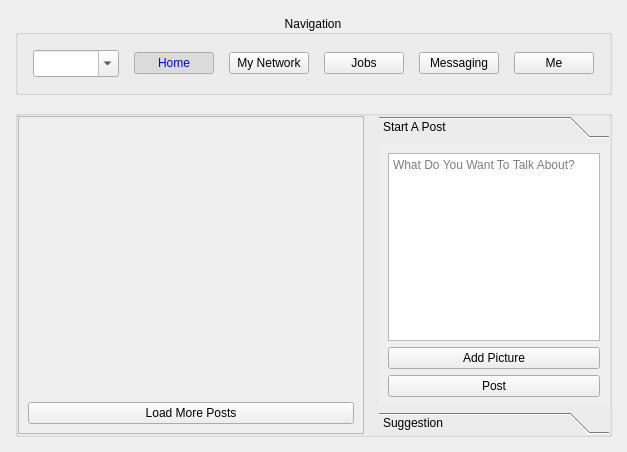
The window that Forms/home.ui (Sobrah/Linkedin) describes before a commit, drawn with Qt 5.
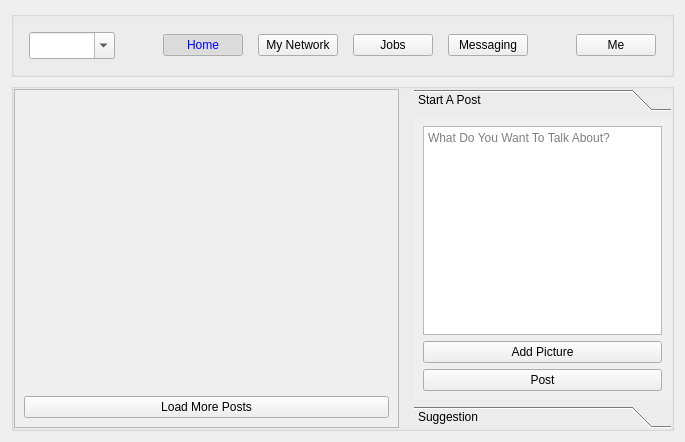
The same window after the commit.

```diff
--- a/Forms/home.ui
+++ b/Forms/home.ui
@@ -6,8 +6,8 @@
    <rect>
     <x>0</x>
     <y>0</y>
-    <width>617</width>
-    <height>452</height>
+    <width>685</width>
+    <height>442</height>
    </rect>
   </property>
   <property name="windowTitle">
@@ -19,26 +19,11 @@
 }
 </string>
   </property>
-  <layout class="QVBoxLayout" name="verticalLayout_2">
-   <property name="spacing">
-    <number>15</number>
-   </property>
-   <property name="leftMargin">
-    <number>15</number>
-   </property>
-   <property name="topMargin">
-    <number>15</number>
-   </property>
-   <property name="rightMargin">
-    <number>15</number>
-   </property>
-   <property name="bottomMargin">
-    <number>15</number>
-   </property>
+  <layout class="QVBoxLayout" name="verticalLayout_2" stretch="0,1">
    <item>
     <widget class="QGroupBox" name="navigationGroup">
      <property name="title">
-      <string>Navigation</string>
+      <string/>
      </property>
      <property name="alignment">
       <set>Qt::AlignCenter</set>
@@ -179,7 +164,7 @@
      <property name="checkable">
       <bool>false</bool>
      </property>
-     <layout class="QHBoxLayout" stretch="3,2">
+     <layout class="QHBoxLayout" name="containerLayout" stretch="3,2">
       <property name="spacing">
        <number>15</number>
       </property>
@@ -208,11 +193,14 @@
           <rect>
            <x>0</x>
            <y>0</y>
-           <width>340</width>
-           <height>328</height>
+           <width>388</width>
+           <height>355</height>
           </rect>
          </property>
-         <layout class="QVBoxLayout" name="verticalLayout_3">
+         <layout class="QVBoxLayout" name="postContentsLayout">
+          <property name="spacing">
+           <number>20</number>
+          </property>
           <item>
            <spacer name="verticalSpacer">
             <property name="orientation">
@@ -247,8 +235,8 @@
           <rect>
            <x>0</x>
            <y>0</y>
-           <width>228</width>
-           <height>270</height>
+           <width>260</width>
+           <height>297</height>
           </rect>
          </property>
          <attribute name="label">
```
Left out of the diff: 4 changed lines with no effect on the pictures.
